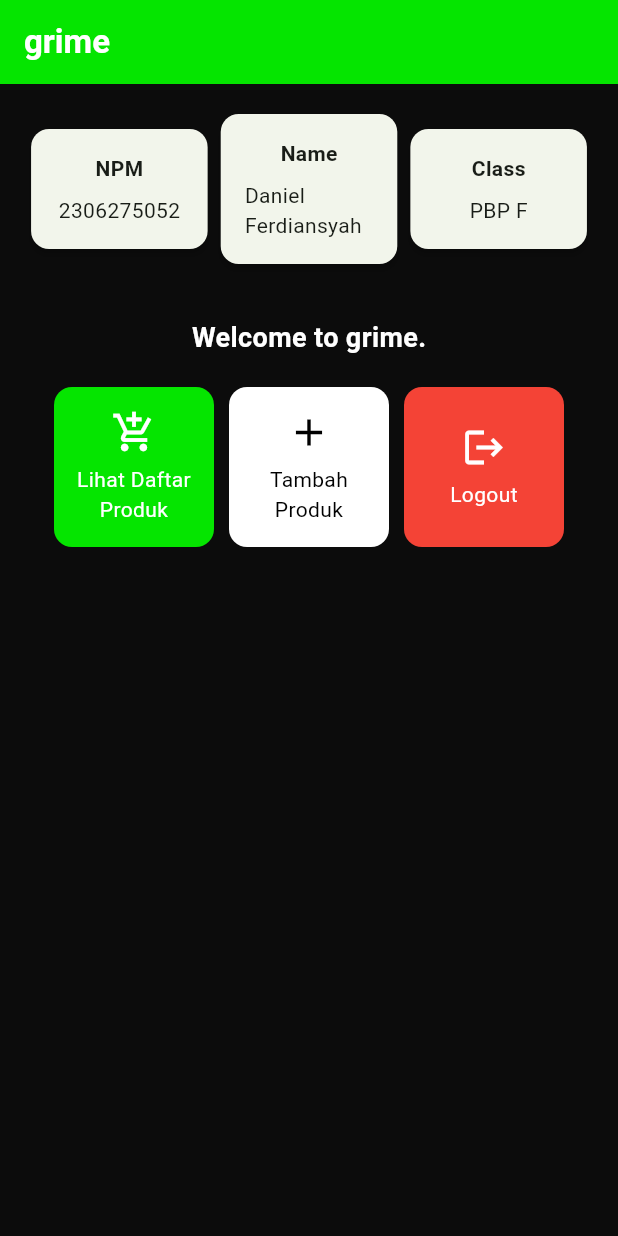
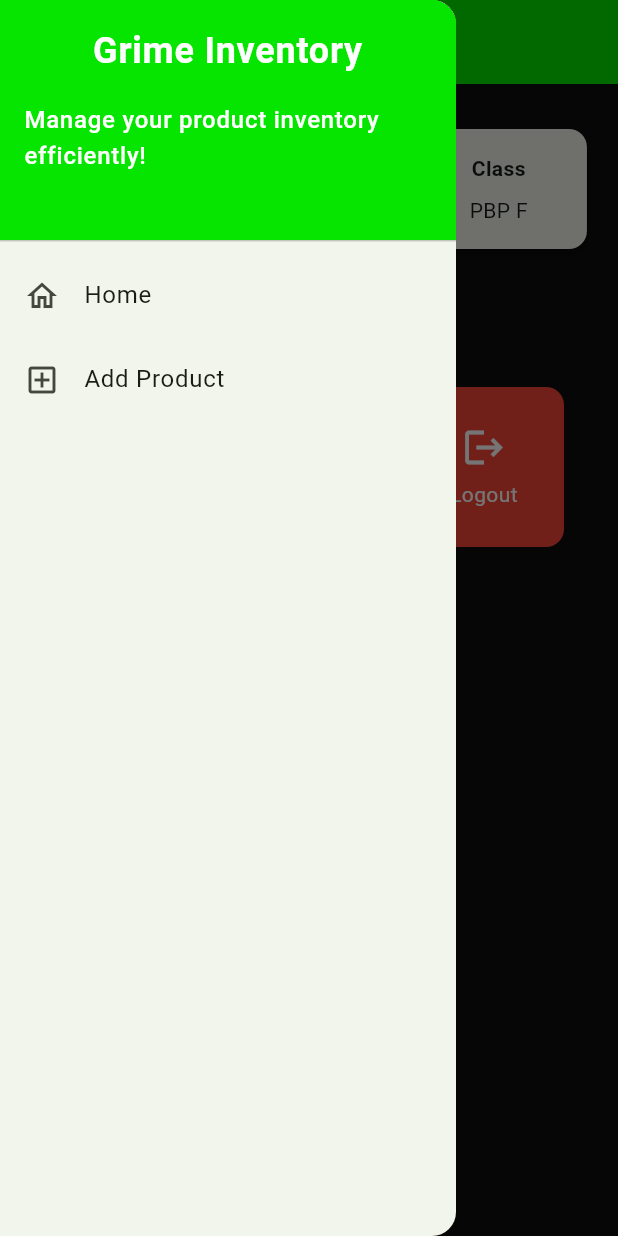
Before and after one commit to danferdiansyah/grime-mobile, a Flutter app: the screen it shows after launch, with the side drawer open (before the commit the screen has no drawer), on a phone screen of 412 x 824 dp. Run offline on Flutter 3.47's test engine with Material 3 defaults, Android fonts, the phone set to English and light mode, and no system bars.

Commit message:
feat: added drawer and product form

```diff
--- a/lib/main.dart
+++ b/lib/main.dart
@@ -1,5 +1,5 @@
 import 'package:flutter/material.dart';
-import 'package:grime/menu.dart';
+import 'package:grime/screens/menu.dart';
 
 void main() {
   runApp(const MyApp());
@@ -11,7 +11,7 @@ class MyApp extends StatelessWidget {
   @override
   Widget build(BuildContext context) {
     return MaterialApp(
-      title: 'Flutter Demo',
+      title: 'Grime',
       theme: ThemeData(
         colorScheme: ColorScheme.fromSeed(
           seedColor: const Color(0xFF05e500), // New green color
--- a/lib/menu.dart
+++ b/lib/screens/menu.dart
@@ -1,10 +1,19 @@
 import 'package:flutter/material.dart';
+import 'package:grime/widgets/left_drawer.dart'; // Import LeftDrawer here
+import 'package:grime/widgets/product_card.dart';
+import 'package:grime/screens/product_form.dart';
 
 class MyHomePage extends StatelessWidget {
   final String npm = '2306275052'; // NPM
   final String name = 'Daniel Ferdiansyah'; // Nama
   final String className = 'PBP F'; // Kelas
   MyHomePage({super.key});
+
+  final List<ItemHomepage> items = [
+    ItemHomepage("Lihat Daftar Produk", Icons.add_shopping_cart),
+    ItemHomepage("Tambah Produk", Icons.add),
+    ItemHomepage("Logout", Icons.logout),
+  ];
 
   @override
   Widget build(BuildContext context) {
@@ -18,12 +27,15 @@ class MyHomePage extends StatelessWidget {
           ),
         ),
         backgroundColor: Theme.of(context).colorScheme.primary,
+        iconTheme: const IconThemeData(color: Colors.white),
       ),
+      drawer: const LeftDrawer(), // Adding the left drawer here
       body: Padding(
         padding: const EdgeInsets.all(16.0),
         child: Column(
           crossAxisAlignment: CrossAxisAlignment.center,
           children: [
+            // Info Cards Row
             Row(
               mainAxisAlignment: MainAxisAlignment.spaceEvenly,
               children: [
@@ -33,6 +45,8 @@ class MyHomePage extends StatelessWidget {
               ],
             ),
             const SizedBox(height: 16.0),
+
+            // Welcome Message and Item Grid
             Center(
               child: Column(
                 children: [
@@ -43,7 +57,6 @@ class MyHomePage extends StatelessWidget {
                       style: TextStyle(
                         fontWeight: FontWeight.bold,
                         fontSize: 18.0,
-                        color: Colors.white,
                       ),
                     ),
                   ),
@@ -66,12 +79,6 @@ class MyHomePage extends StatelessWidget {
       ),
     );
   }
-
-    final List<ItemHomepage> items = [
-         ItemHomepage("Lihat Daftar Produk", Icons.add_shopping_cart),
-         ItemHomepage("Tambah Produk", Icons.add),
-         ItemHomepage("Logout", Icons.logout),
-    ];
 }
 
 class InfoCard extends StatelessWidget {
@@ -119,7 +126,6 @@ class ItemCard extends StatelessWidget {
     Color backgroundColor;
     Color textColor;
 
-    // Customizing colors based on item name
     if (item.name == "Tambah Produk") {
       backgroundColor = Colors.white;
       textColor = Colors.black;
--- /dev/null
+++ b/lib/widgets/left_drawer.dart
@@ -0,0 +1,63 @@
+import 'package:flutter/material.dart';
+import 'package:grime/screens/menu.dart';
+import 'package:grime/screens/product_form.dart';
+
+class LeftDrawer extends StatelessWidget {
+  const LeftDrawer({super.key});
+
+  @override
+  Widget build(BuildContext context) {
+    return Drawer(
+      child: ListView(
+        children: [
+          DrawerHeader(
+            decoration: BoxDecoration(
+              color: Theme.of(context).colorScheme.primary,
+            ),
+            child: const Column(
+              children: [
+                Text(
+                  'Grime Inventory',
+                  textAlign: TextAlign.center,
+                  style: TextStyle(
+                    fontSize: 24,
+                    fontWeight: FontWeight.bold,
+                    color: Colors.white,
+                  ),
+                ),
+                Padding(padding: EdgeInsets.all(8)),
+                Text(
+                  "Manage your product inventory efficiently!",
+                  style: TextStyle(
+                    color: Colors.white,
+                    fontWeight: FontWeight.w500,
+                  ),
+                ),
+              ],
+            ),
+          ),
+          ListTile(
+            leading: const Icon(Icons.home_outlined),
+            title: const Text('Home'),
+            // Redirection to HomePage
+            onTap: () {
+              Navigator.pushReplacement(
+                  context,
+                  MaterialPageRoute(
+                    builder: (context) => MyHomePage(),
+                  ));
+            },
+          ),
+          ListTile(
+            leading: const Icon(Icons.add_box_outlined),
+            title: const Text('Add Product'),
+            // Redirection to ProductFormPage
+            onTap: () {
+              Navigator.push(context, MaterialPageRoute(builder: (context) => ProductFormPage()));
+            },
+          ),
+        ],
+      ),
+    );
+  }
+}
```
Also changed, not shown: lib/screens/product_form.dart (added, +168 -0 lines), lib/widgets/product_card.dart (added, +95 -0 lines). Lines whose indentation alone changed are shown as unchanged.
